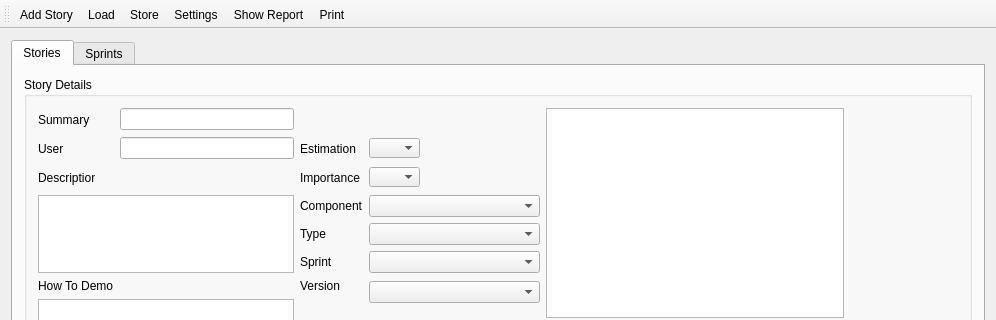
Above: mainwindow.ui from jmreyen/starfish before the change; both pictures show x 0 to 996 and y 0 to 320 of the 996 by 711 pixel window. Below: the same form after it.
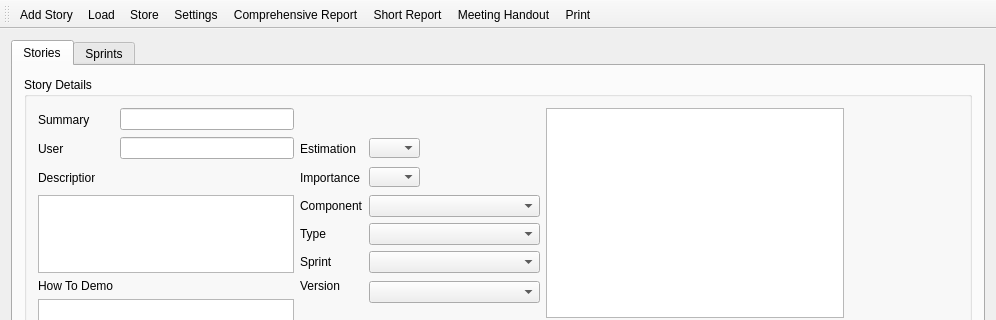
That is the form after the change. Icons and pictures are not drawn.

Diff of the .ui file:
```diff
--- a/mainwindow.ui
+++ b/mainwindow.ui
@@ -832,16 +832,6 @@
     </item>
    </layout>
   </widget>
-  <widget class="QMenuBar" name="menuBar">
-   <property name="geometry">
-    <rect>
-     <x>0</x>
-     <y>0</y>
-     <width>996</width>
-     <height>21</height>
-    </rect>
-   </property>
-  </widget>
   <widget class="QToolBar" name="mainToolBar">
    <attribute name="toolBarArea">
     <enum>TopToolBarArea</enum>
@@ -853,7 +843,9 @@
    <addaction name="actionLoad"/>
    <addaction name="actionStore"/>
    <addaction name="actionSettings"/>
-   <addaction name="actionShow_Report"/>
+   <addaction name="actionShowComprehensiveReport"/>
+   <addaction name="actionShortReport"/>
+   <addaction name="actionMeetingHandout"/>
    <addaction name="actionPrint"/>
   </widget>
   <widget class="QStatusBar" name="statusBar"/>
@@ -892,9 +884,9 @@
     <string>Settings</string>
    </property>
   </action>
-  <action name="actionShow_Report">
+  <action name="actionShowComprehensiveReport">
    <property name="text">
-    <string>Show Report</string>
+    <string>Comprehensive Report</string>
    </property>
    <property name="toolTip">
     <string>Show Report</string>
@@ -911,6 +903,43 @@
     <string>Ctrl+P</string>
    </property>
   </action>
+  <action name="actionMeetingHandout">
+   <property name="checkable">
+    <bool>false</bool>
+   </property>
+   <property name="checked">
+    <bool>false</bool>
+   </property>
+   <property name="enabled">
+    <bool>true</bool>
+   </property>
+   <property name="text">
+    <string>Meeting Handout</string>
+   </property>
+   <property name="shortcut">
+    <string>Ctrl+M</string>
+   </property>
+  </action>
+  <action name="actionShortReport">
+   <property name="checkable">
+    <bool>false</bool>
+   </property>
+   <property name="checked">
+    <bool>false</bool>
+   </property>
+   <property name="enabled">
+    <bool>true</bool>
+   </property>
+   <property name="text">
+    <string>Short Report</string>
+   </property>
+   <property name="shortcut">
+    <string>Ctrl+Alt+S</string>
+   </property>
+   <property name="visible">
+    <bool>true</bool>
+   </property>
+  </action>
  </widget>
  <layoutdefault spacing="6" margin="11"/>
  <resources/>
```
